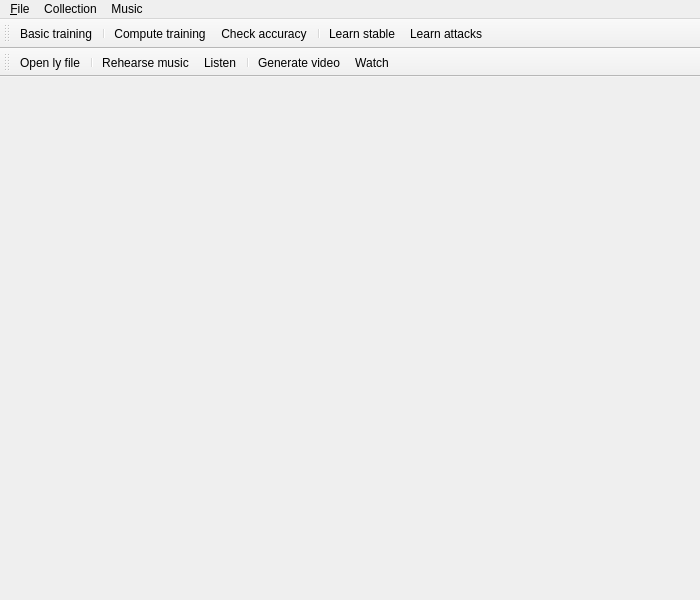
gperciva/vivi, file python/vivi_mainwindow_gui.ui: the form before one commit.
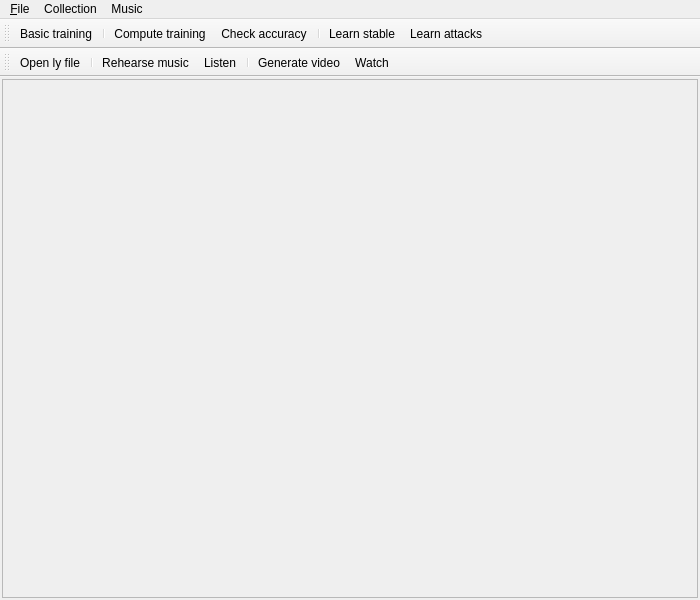
The form after the commit.

Patch:
```diff
--- a/python/vivi_mainwindow_gui.ui
+++ b/python/vivi_mainwindow_gui.ui
@@ -32,17 +32,27 @@
      </layout>
     </item>
     <item>
-     <spacer name="verticalSpacer">
-      <property name="orientation">
-       <enum>Qt::Vertical</enum>
-      </property>
-      <property name="sizeHint" stdset="0">
+     <widget class="QScrollArea" name="score_scroll_area">
+      <property name="minimumSize">
        <size>
-        <width>20</width>
-        <height>0</height>
+        <width>0</width>
+        <height>50</height>
        </size>
       </property>
-     </spacer>
+      <property name="widgetResizable">
+       <bool>true</bool>
+      </property>
+      <widget class="QWidget" name="scrollAreaWidgetContents">
+       <property name="geometry">
+        <rect>
+         <x>0</x>
+         <y>0</y>
+         <width>694</width>
+         <height>507</height>
+        </rect>
+       </property>
+      </widget>
+     </widget>
     </item>
    </layout>
   </widget>
```
Left out of the diff: 2 changed lines with no effect on the pictures.
